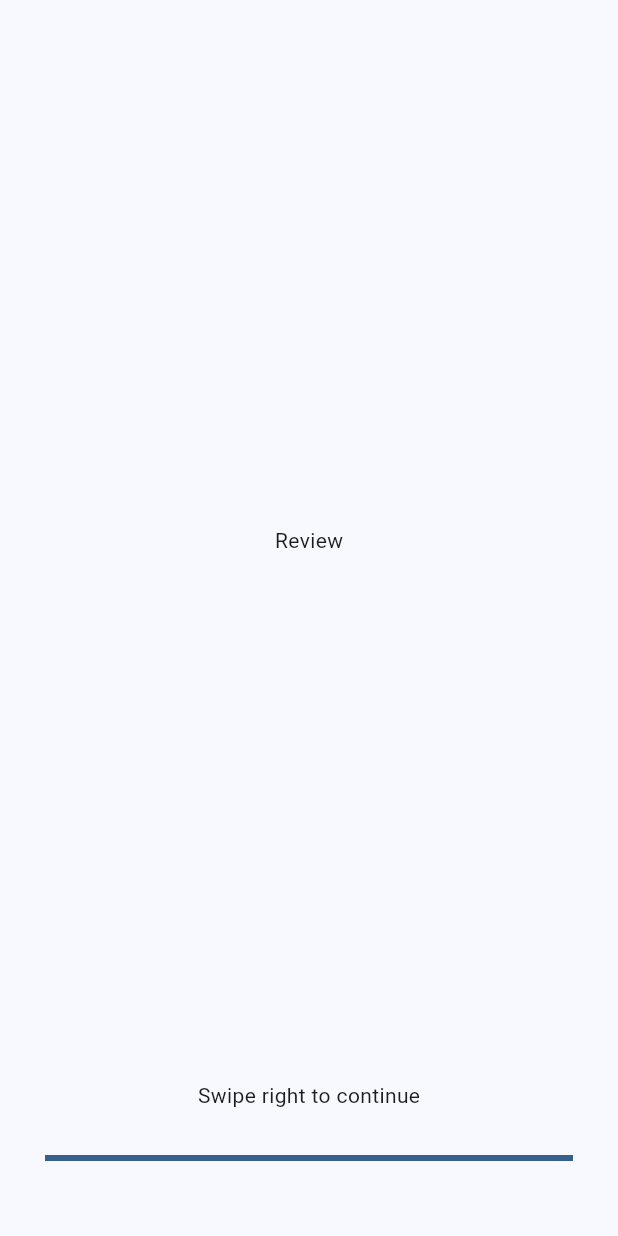
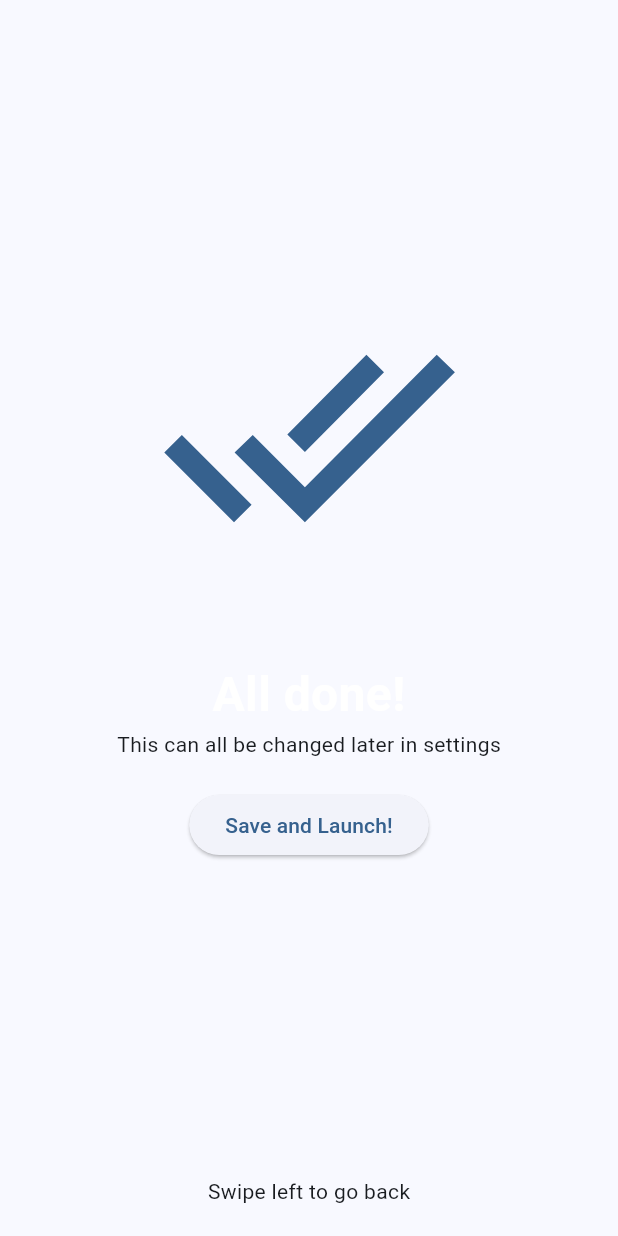
Before and after one commit to hughesjs/FitnessMachine, a Flutter app: the screen it shows after launch, swiped to page 5, on a phone screen of 412 x 824 dp. Run offline on Flutter 3.47's test engine with Material 3 defaults, Android fonts, the phone set to English and light mode, and no system bars; our stand-ins replace equatable, flutter_bloc, flutter_blue_plus, get_it, logger, sqflite and 1 more; missing offline and left inert: flutter_guid, health; accounts and stored records are empty; statements that could not run were skipped.

Commit message:
Finished layout of onboarding flow, need to plug in buttons though
Signed-off-by: James Hughes <james@pyrosoftsolutions.co.uk>

```diff
--- a/src/lib/onboarding/layouts/onboarding_layout.dart
+++ b/src/lib/onboarding/layouts/onboarding_layout.dart
@@ -13,15 +13,17 @@ class OnboardingLayout extends StatefulWidget {
 }
 
 class _PageViewExampleState extends State<OnboardingLayout> {
+  _PageViewExampleState();
+
   late PageController _pageViewController;
 
-  List<Widget> _pages = [
-    WelcomePage(),
-    // PermissionsPage()?
-    HealthPage(),
+
+  final List<Widget> _pages = [
+    const WelcomePage(),
+    const HealthPage(),
     HeightAndWeightPage(),
-    FindDevicePage(),
-    ReviewPage()
+    const FindDevicePage(),
+    const FinishedSetupPage()
   ];
 
   int _currentPageIndex = 0;
@@ -55,8 +57,8 @@ class _PageViewExampleState extends State<OnboardingLayout> {
                   children: _pages,
                 ),
               ),
-              const Text("Swipe right to continue"),
-              Padding(padding: const EdgeInsets.all(30), child: LinearProgressIndicator(value: _currentPageIndex / (_pages.length - 1))),
+             _currentPageIndex < _pages.length - 1 ? const Text("Swipe right to continue") : const Text("Swipe left to go back"),
+              if (_currentPageIndex < _pages.length - 1) Padding(padding: const EdgeInsets.all(30), child: LinearProgressIndicator(value: _currentPageIndex / (_pages.length - 1))),
               const SizedBox(height: 20),
             ])));
   }
--- a/src/lib/onboarding/pages/find_device_page.dart
+++ b/src/lib/onboarding/pages/find_device_page.dart
@@ -28,7 +28,7 @@ class FindDevicePage extends StatelessWidget {
                   ),
                   const Text("What are we controlling?"),
                   const SizedBox(height: 20),
-                  ElevatedButton(onPressed: () => openBluetoothPage(context) /*TODO - Request Health*/, child: const Text("Find Bluetooth Device")),
+                  ElevatedButton(onPressed: () => openBluetoothPage(context), child: const Text("Find Bluetooth Device")),
                   const SizedBox(height: 20)
                 ],
               ),
--- a/src/lib/onboarding/pages/review_page.dart
+++ b/src/lib/onboarding/pages/review_page.dart
@@ -1,10 +1,47 @@
 import 'package:flutter/material.dart';
+import 'package:logger/logger.dart';
 
-class ReviewPage extends StatelessWidget {
-  const ReviewPage({super.key});
+class FinishedSetupPage extends StatelessWidget {
+
+  const FinishedSetupPage({super.key});
 
   @override
   Widget build(BuildContext context) {
-    return const Center(child: Text('Review'));
+    return Stack(
+        fit: StackFit.expand,
+        children: <Widget>[
+          Center(
+            child: Padding(
+              padding: const EdgeInsets.all(20.0),
+              child: Column(
+                mainAxisAlignment: MainAxisAlignment.center,
+                children: <Widget>[
+                  Icon(Icons.done_all_outlined, size: 200, color: Theme.of(context).colorScheme.primary),
+                  const SizedBox(height: 50),
+                  const Text(
+                    "All done!",
+                    style: TextStyle(
+                      fontSize: 32,
+                      fontWeight: FontWeight.bold,
+                      color: Colors.white,
+                    ),
+                    textAlign: TextAlign.center,
+                  ),
+                  const Text("This can all be changed later in settings"),
+                  const SizedBox(height: 20),
+                  ElevatedButton(onPressed: () => saveHeightAndWeight(),
+                   child: const Text("Save and Launch!")
+                   ),
+                  const SizedBox(height: 20)
+                ],
+              ),
+            ),
+          ),
+        ],
+      );
+  }
+
+  Future<void> saveHeightAndWeight() async {
+    Logger().w("Not implemented");
   }
 }
```
Also changed, not shown: src/lib/onboarding/pages/height_and_weight_page.dart (+22 -17 lines).
